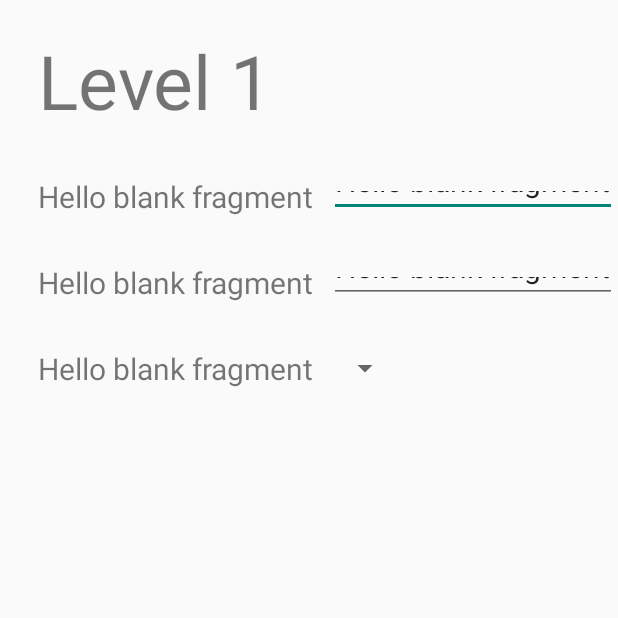
After one commit to DerekMarshall855/CP470_Final_Project, an Android app: the fragment GameControlsFragment shown on its own in the app's theme, on a phone screen of 412 x 824 dp, the top half of it. The commit adds this screen. Run offline under Robolectric (Android 15) with nearby library versions, the phone set to English and light mode, and no system bars.

Commit message:
Started game control fragment

```diff
--- a/app/build.gradle
+++ b/app/build.gradle
@@ -27,6 +27,7 @@
     implementation 'androidx.appcompat:appcompat:1.2.0'
     implementation 'androidx.constraintlayout:constraintlayout:2.0.4'
     implementation 'androidx.preference:preference:1.1.0'
+    implementation 'androidx.legacy:legacy-support-v4:1.0.0'
     testImplementation 'junit:junit:4.12'
     androidTestImplementation 'androidx.test.ext:junit:1.1.2'
     androidTestImplementation 'androidx.test.espresso:espresso-core:3.3.0'
--- /dev/null
+++ b/app/src/main/java/com/example/cp470_final_project/GameControlsFragment.java
@@ -0,0 +1,64 @@
+package com.example.cp470_final_project;
+
+import android.os.Bundle;
+
+import androidx.fragment.app.Fragment;
+
+import android.view.LayoutInflater;
+import android.view.View;
+import android.view.ViewGroup;
+
+/**
+ * A simple {@link Fragment} subclass.
+ * Use the {@link GameControlsFragment#newInstance} factory method to
+ * create an instance of this fragment.
+ */
+public class GameControlsFragment extends Fragment {
+
+    // TODO: Rename parameter arguments, choose names that match
+    // the fragment initialization parameters, e.g. ARG_ITEM_NUMBER
+    private static final String ARG_PARAM1 = "param1";
+    private static final String ARG_PARAM2 = "param2";
+
+    // TODO: Rename and change types of parameters
+    private String mParam1;
+    private String mParam2;
+
+    public GameControlsFragment() {
+        // Required empty public constructor
+    }
+
+    /**
+     * Use this factory method to create a new instance of
+     * this fragment using the provided parameters.
+     *
+     * @param param1 Parameter 1.
+     * @param param2 Parameter 2.
+     * @return A new instance of fragment GameControlsFragment.
+     */
+    // TODO: Rename and change types and number of parameters
+    public static GameControlsFragment newInstance(String param1, String param2) {
+        GameControlsFragment fragment = new GameControlsFragment();
+        Bundle args = new Bundle();
+        args.putString(ARG_PARAM1, param1);
+        args.putString(ARG_PARAM2, param2);
+        fragment.setArguments(args);
+        return fragment;
+    }
+
+    @Override
+    public void onCreate(Bundle savedInstanceState) {
+        super.onCreate(savedInstanceState);
+        if (getArguments() != null) {
+            mParam1 = getArguments().getString(ARG_PARAM1);
+            mParam2 = getArguments().getString(ARG_PARAM2);
+        }
+    }
+
+    @Override
+    public View onCreateView(LayoutInflater inflater, ViewGroup container,
+                             Bundle savedInstanceState) {
+        // Inflate the layout for this fragment
+        return inflater.inflate(R.layout.fragment_game_controls, container, false);
+    }
+}
--- /dev/null
+++ b/app/src/main/res/layout/fragment_game_controls.xml
@@ -0,0 +1,79 @@
+<?xml version="1.0" encoding="utf-8"?>
+<RelativeLayout xmlns:android="http://schemas.android.com/apk/res/android"
+    xmlns:tools="http://schemas.android.com/tools"
+    android:layout_width="match_parent"
+    android:layout_height="match_parent"
+    tools:context=".GameControlsFragment">
+
+    <TextView
+        android:id = "@+id/levelTitle"
+        android:layout_width="match_parent"
+        android:layout_height="wrap_content"
+        android:text="Level 1"
+        android:textSize = "50sp"
+        android:layout_marginTop = "20dp"
+        android:layout_marginLeft = "25dp"/>
+
+    <TextView
+        android:id = "@+id/gameText1"
+        android:layout_width="wrap_content"
+        android:layout_height="wrap_content"
+        android:text="@string/hello_blank_fragment"
+        android:textSize = "20sp"
+        android:layout_marginTop = "30dp"
+        android:layout_marginLeft = "25dp"
+        android:layout_below = "@id/levelTitle"
+        />
+    <EditText
+        android:id = "@+id/enterText1"
+        android:layout_width="wrap_content"
+        android:layout_height="wrap_content"
+        android:text="@string/hello_blank_fragment"
+        android:textSize = "20sp"
+        android:layout_marginTop = "30dp"
+        android:layout_marginLeft = "10dp"
+        android:layout_below = "@id/levelTitle"
+        android:layout_alignBottom = "@id/gameText1"
+        android:layout_toEndOf = "@id/gameText1"/>
+
+    <TextView
+        android:id = "@+id/gameText2"
+        android:layout_width="wrap_content"
+        android:layout_height="wrap_content"
+        android:text="@string/hello_blank_fragment"
+        android:textSize = "20sp"
+        android:layout_marginTop = "30dp"
+        android:layout_marginLeft = "25dp"
+        android:layout_below = "@id/gameText1"/>
+    <EditText
+        android:id = "@+id/enterText2"
+        android:layout_width="wrap_content"
+        android:layout_height="wrap_content"
+        android:text="@string/hello_blank_fragment"
+        android:textSize = "20sp"
+        android:layout_marginTop = "30dp"
+        android:layout_marginLeft = "10dp"
+        android:layout_below = "@id/gameText1"
+        android:layout_alignBottom = "@id/gameText2"
+        android:layout_toEndOf = "@id/gameText2"/>
+    <TextView
+        android:id = "@+id/gameText3"
+        android:layout_width="wrap_content"
+        android:layout_height="wrap_content"
+        android:text="@string/hello_blank_fragment"
+        android:textSize = "20sp"
+        android:layout_marginTop = "30dp"
+        android:layout_marginLeft = "25dp"
+        android:layout_below = "@id/gameText2"/>
+    <Spinner
+        android:id="@+id/dropSelect1"
+        android:layout_width="wrap_content"
+        android:layout_height="wrap_content"
+        android:textSize = "20sp"
+        android:layout_marginTop = "30dp"
+        android:layout_marginLeft = "10dp"
+        android:layout_below = "@id/gameText2"
+        android:layout_alignBottom = "@id/gameText3"
+        android:layout_toEndOf = "@id/gameText3"/>
+
+</RelativeLayout>
--- a/app/src/main/res/values/strings.xml
+++ b/app/src/main/res/values/strings.xml
@@ -9,4 +9,6 @@
     <string name="ok">ok</string>
     <string name="cancel">Cancel</string>
     <string name="Help">Help</string>
+    <!-- TODO: Remove or change this placeholder text -->
+    <string name="hello_blank_fragment">Hello blank fragment</string>
 </resources>
```
